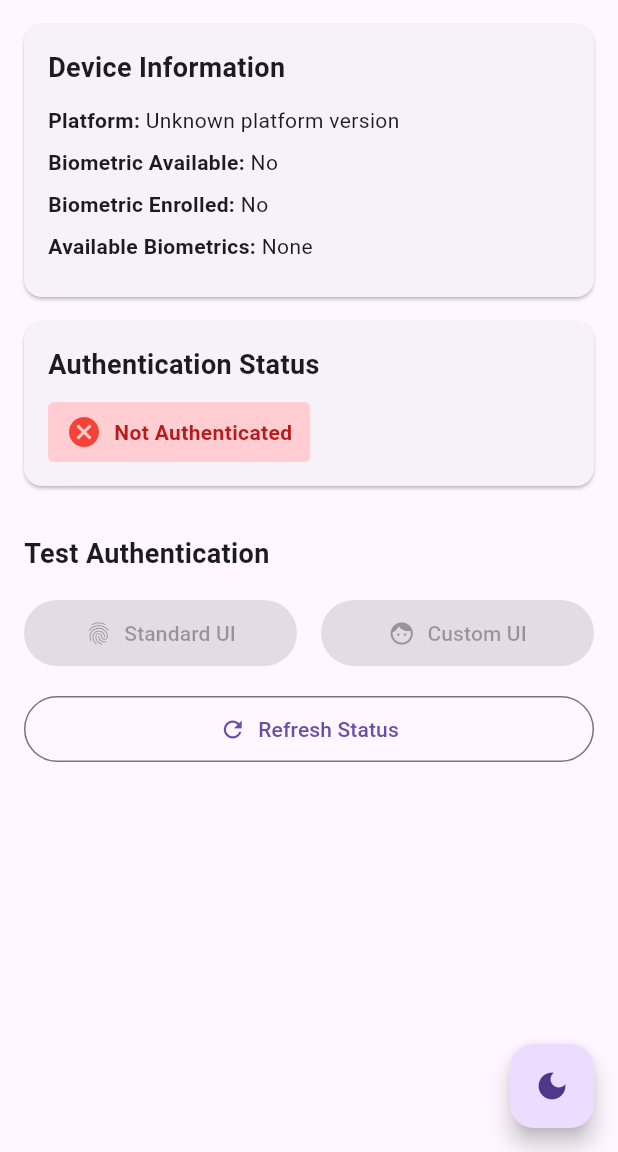
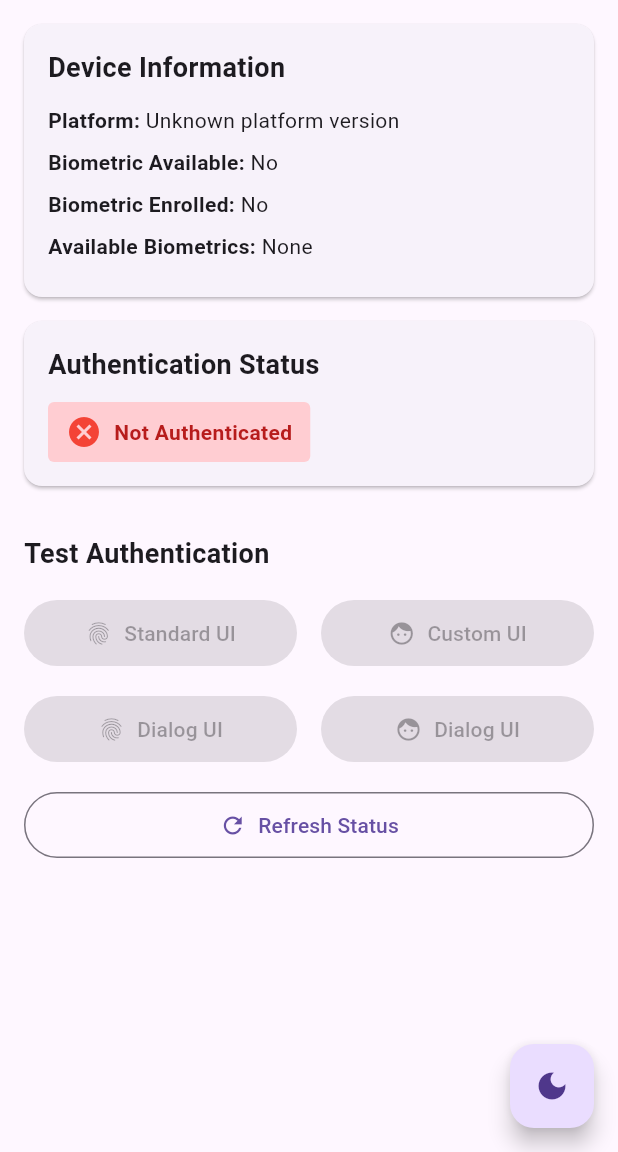
Before and after one commit to maojiu-bb/biometric_authorization, a Flutter app: the screen it shows after launch, on a phone screen of 412 x 824 dp, the part 84-1236 px from its top. Run offline on Flutter 3.47's test engine with Material 3 defaults, Android fonts, the phone set to English and light mode, and no system bars; our stand-ins replace plugin_platform_interface.

Commit message:
feat: update example

```diff
--- a/example/lib/main.dart
+++ b/example/lib/main.dart
@@ -72,7 +72,10 @@ class _MyAppState extends State<MyApp> {
     });
   }
 
-  Future<void> _authenticate({required bool useCustomUI}) async {
+  Future<void> _authenticate({
+    required bool useCustomUI,
+    bool useDialog = false,
+  }) async {
     if (_availableBiometricTypes.isEmpty ||
         _availableBiometricTypes.first == BiometricType.none) {
       ScaffoldMessenger.of(context).showSnackBar(
@@ -87,7 +90,7 @@ class _MyAppState extends State<MyApp> {
         reason: 'Please authenticate to continue',
         title: 'Biometric Authentication',
         confirmText: 'Authenticate',
-        useDialogUI: true,
+        useDialogUI: useDialog,
         useCustomUI: useCustomUI,
         cancelText: Platform.isAndroid ? 'Cancel' : null,
       );
@@ -270,6 +273,46 @@ class _MyAppState extends State<MyApp> {
               Row(
                 children: [
                   Expanded(
+                    child: ElevatedButton.icon(
+                      onPressed:
+                          _isBiometricAvailable && _isBiometricEnrolled
+                              ? () => _authenticate(
+                                useCustomUI: false,
+                                useDialog: true,
+                              )
+                              : null,
+                      icon: const Icon(Icons.fingerprint),
+                      label: const Text('Dialog UI'),
+                      style: ElevatedButton.styleFrom(
+                        padding: const EdgeInsets.symmetric(vertical: 12),
+                      ),
+                    ),
+                  ),
+                  const SizedBox(width: 16),
+                  Expanded(
+                    child: ElevatedButton.icon(
+                      onPressed:
+                          _isBiometricAvailable && _isBiometricEnrolled
+                              ? () => _authenticate(
+                                useCustomUI: true,
+                                useDialog: true,
+                              )
+                              : null,
+                      icon: const Icon(Icons.face),
+                      label: const Text('Dialog UI'),
+                      style: ElevatedButton.styleFrom(
+                        padding: const EdgeInsets.symmetric(vertical: 12),
+                        backgroundColor: Colors.indigo,
+                        foregroundColor: Colors.white,
+                      ),
+                    ),
+                  ),
+                ],
+              ),
+              const SizedBox(height: 16),
+              Row(
+                children: [
+                  Expanded(
                     child: OutlinedButton.icon(
                       onPressed: initPlatformState,
                       icon: const Icon(Icons.refresh),
```
